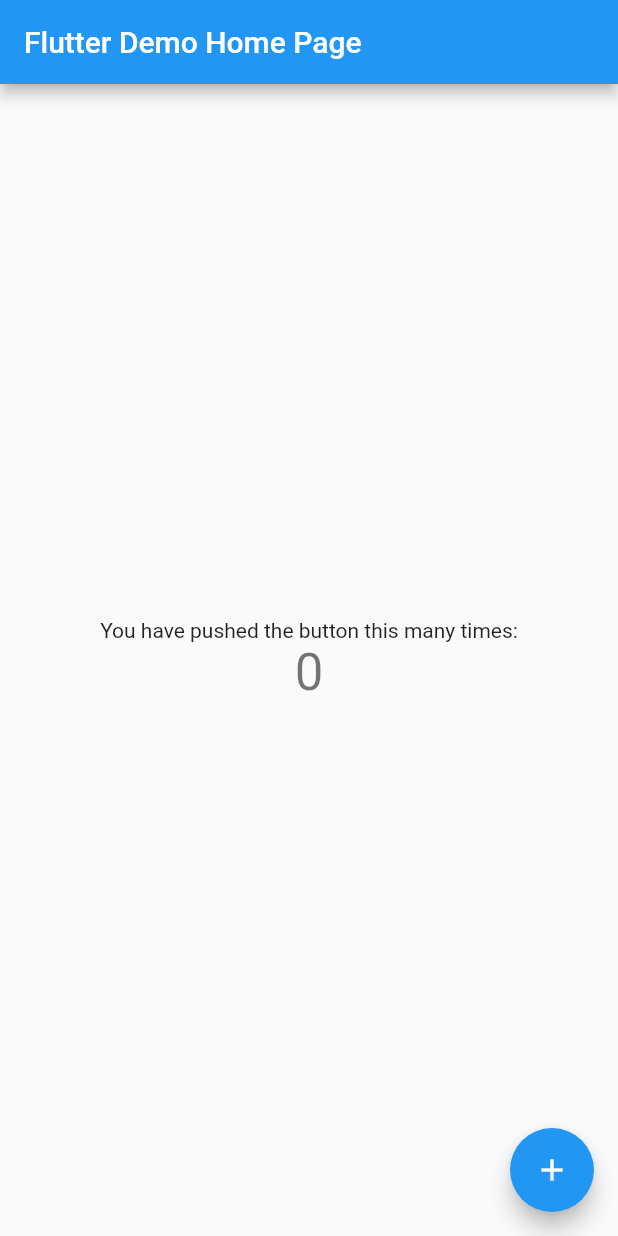
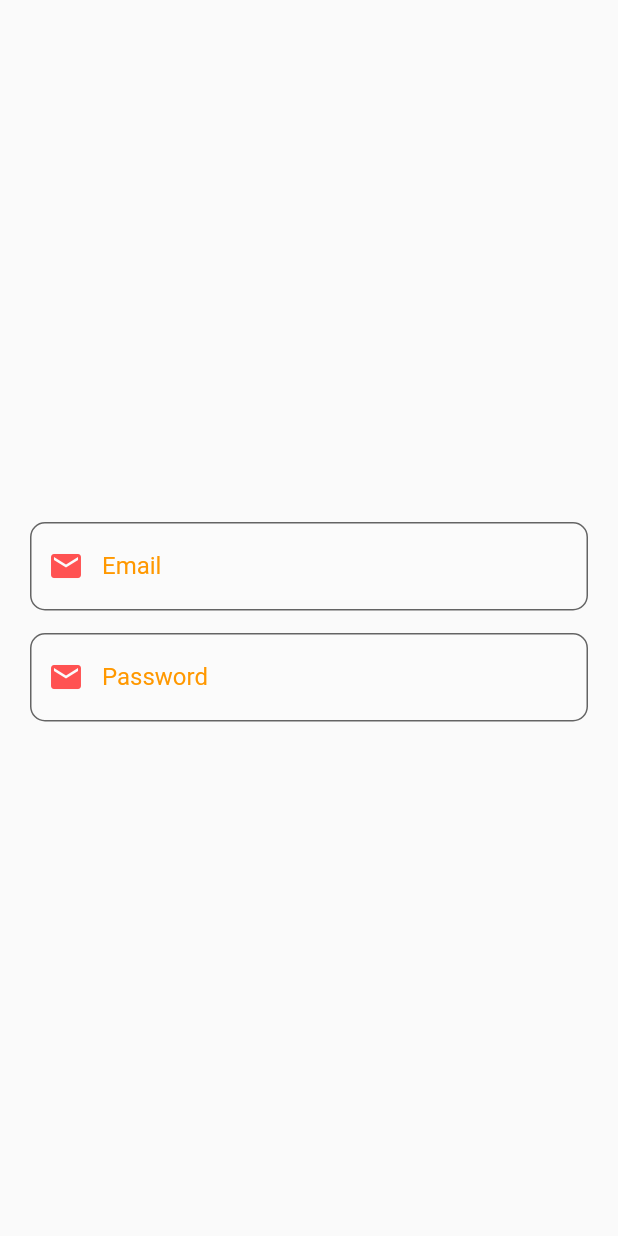
Before and after one commit to Joesta/geza-my-car, a Flutter app: the screen it shows after launch, on a phone screen of 412 x 824 dp. Run offline on Flutter 3.47's test engine with Material 2 defaults, Android fonts, the phone set to English and light mode, and no system bars.

Commit message:
designed basic login ui

```diff
--- a/lib/main.dart
+++ b/lib/main.dart
@@ -1,117 +1,107 @@
+import 'package:flutter/cupertino.dart';
 import 'package:flutter/material.dart';
 
 void main() {
-  runApp(MyApp());
+  runApp(GezaMyApp());
 }
 
-class MyApp extends StatelessWidget {
-  // This widget is the root of your application.
+class GezaMyApp extends StatefulWidget {
+  @override
+  _GezaMyAppState createState() => _GezaMyAppState();
+}
+
+class _GezaMyAppState extends State<GezaMyApp> {
   @override
   Widget build(BuildContext context) {
     return MaterialApp(
-      title: 'Flutter Demo',
-      theme: ThemeData(
-        // This is the theme of your application.
-        //
-        // Try running your application with "flutter run". You'll see the
-        // application has a blue toolbar. Then, without quitting the app, try
-        // changing the primarySwatch below to Colors.green and then invoke
-        // "hot reload" (press "r" in the console where you ran "flutter run",
-        // or simply save your changes to "hot reload" in a Flutter IDE).
-        // Notice that the counter didn't reset back to zero; the application
-        // is not restarted.
-        primarySwatch: Colors.blue,
-        // This makes the visual density adapt to the platform that you run
-        // the app on. For desktop platforms, the controls will be smaller and
-        // closer together (more dense) than on mobile platforms.
-        visualDensity: VisualDensity.adaptivePlatformDensity,
-      ),
-      home: MyHomePage(title: 'Flutter Demo Home Page'),
+      home: LoginScreen(),
     );
   }
 }
 
-class MyHomePage extends StatefulWidget {
-  MyHomePage({Key key, this.title}) : super(key: key);
-
-  // This widget is the home page of your application. It is stateful, meaning
-  // that it has a State object (defined below) that contains fields that affect
-  // how it looks.
-
-  // This class is the configuration for the state. It holds the values (in this
-  // case the title) provided by the parent (in this case the App widget) and
-  // used by the build method of the State. Fields in a Widget subclass are
-  // always marked "final".
-
-  final String title;
-
+class LoginScreen extends StatelessWidget {
   @override
-  _MyHomePageState createState() => _MyHomePageState();
+  Widget build(BuildContext context) {
+    return SafeArea(
+      child: Scaffold(
+        body: Container(
+          child: Center(
+            child: SingleChildScrollView(
+              physics: BouncingScrollPhysics(),
+              child: Container(
+                child: Column(
+                  children: <Widget>[
+                    Padding(
+                      padding: EdgeInsets.symmetric(
+                        vertical: 10.0,
+                        horizontal: 20.0,
+                      ),
+                      child: CustomTextFormField(
+                        onChanged: null,
+                        labelText: 'Email',
+                      ),
+                    ),
+                    Padding(
+                      padding:
+                          EdgeInsets.symmetric(vertical: 5.0, horizontal: 20.0),
+                      child: CustomTextFormField(
+                        onChanged: null,
+                        labelText: 'Password',
+                      ),
+                    ),
+                  ],
+                ),
+              ),
+            ),
+          ),
+        ),
+      ),
+    );
+  }
 }
 
-class _MyHomePageState extends State<MyHomePage> {
-  int _counter = 0;
+class CustomTextFormField extends StatelessWidget {
+  final bool autoValidate;
+  final bool isObscure;
+  final Function onChanged;
+  final String labelText;
 
-  void _incrementCounter() {
-    setState(() {
-      // This call to setState tells the Flutter framework that something has
-      // changed in this State, which causes it to rerun the build method below
-      // so that the display can reflect the updated values. If we changed
-      // _counter without calling setState(), then the build method would not be
-      // called again, and so nothing would appear to happen.
-      _counter++;
-    });
-  }
+  CustomTextFormField({
+    @required this.onChanged,
+    this.labelText,
+    this.autoValidate = true,
+    this.isObscure = false,
+  });
 
   @override
   Widget build(BuildContext context) {
-    // This method is rerun every time setState is called, for instance as done
-    // by the _incrementCounter method above.
-    //
-    // The Flutter framework has been optimized to make rerunning build methods
-    // fast, so that you can just rebuild anything that needs updating rather
-    // than having to individually change instances of widgets.
-    return Scaffold(
-      appBar: AppBar(
-        // Here we take the value from the MyHomePage object that was created by
-        // the App.build method, and use it to set our appbar title.
-        title: Text(widget.title),
-      ),
-      body: Center(
-        // Center is a layout widget. It takes a single child and positions it
-        // in the middle of the parent.
-        child: Column(
-          // Column is also a layout widget. It takes a list of children and
-          // arranges them vertically. By default, it sizes itself to fit its
-          // children horizontally, and tries to be as tall as its parent.
-          //
-          // Invoke "debug painting" (press "p" in the console, choose the
-          // "Toggle Debug Paint" action from the Flutter Inspector in Android
-          // Studio, or the "Toggle Debug Paint" command in Visual Studio Code)
-          // to see the wireframe for each widget.
-          //
-          // Column has various properties to control how it sizes itself and
-          // how it positions its children. Here we use mainAxisAlignment to
-          // center the children vertically; the main axis here is the vertical
-          // axis because Columns are vertical (the cross axis would be
-          // horizontal).
-          mainAxisAlignment: MainAxisAlignment.center,
-          children: <Widget>[
-            Text(
-              'You have pushed the button this many times:',
-            ),
-            Text(
-              '$_counter',
-              style: Theme.of(context).textTheme.headline4,
-            ),
-          ],
+    return TextFormField(
+      onChanged: onChanged,
+      autovalidate: true,
+      obscureText: isObscure,
+      decoration: InputDecoration(
+        labelStyle: TextStyle(color: Colors.orange),
+        labelText: labelText,
+        filled: true,
+        fillColor: Colors.white12,
+        prefixIcon: Icon(
+          Icons.email,
+          color: Colors.redAccent,
+        ),
+        border: OutlineInputBorder(
+          borderRadius: BorderRadius.all(
+            Radius.circular(10.0),
+          ),
+        ),
+        focusedBorder: OutlineInputBorder(
+          borderRadius: BorderRadius.circular(10.0),
+          borderSide: BorderSide(
+            color: Colors.deepOrange,
+            style: BorderStyle.solid,
+            width: 2.0,
+          ),
         ),
       ),
-      floatingActionButton: FloatingActionButton(
-        onPressed: _incrementCounter,
-        tooltip: 'Increment',
-        child: Icon(Icons.add),
-      ), // This trailing comma makes auto-formatting nicer for build methods.
     );
   }
 }
```
